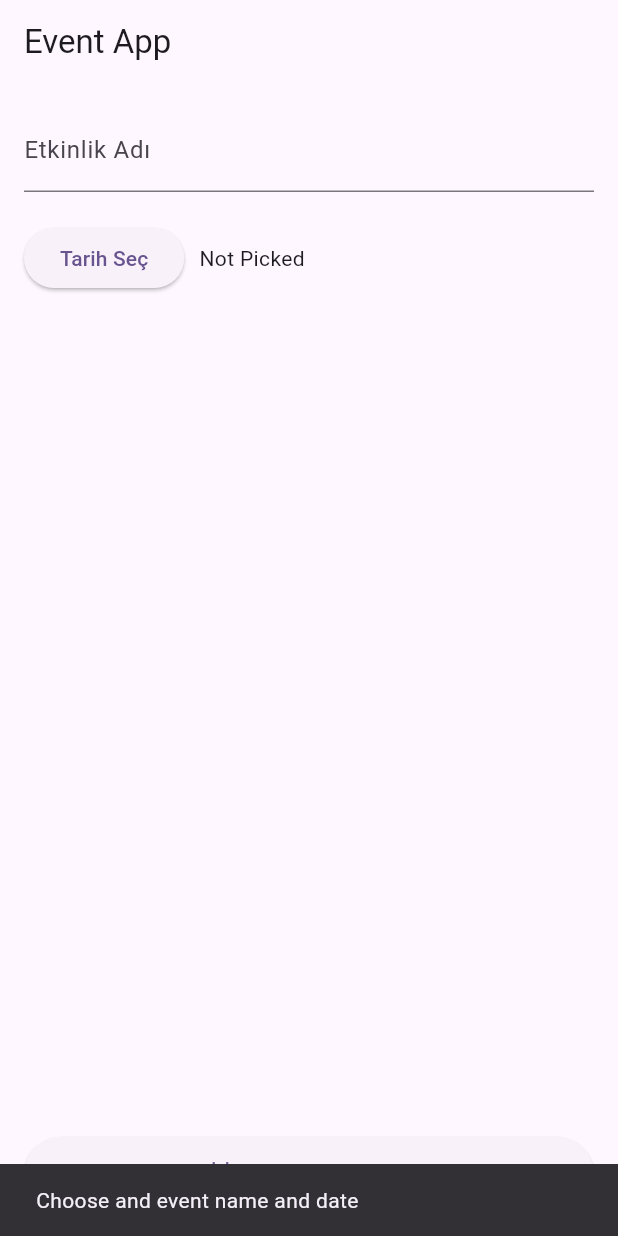
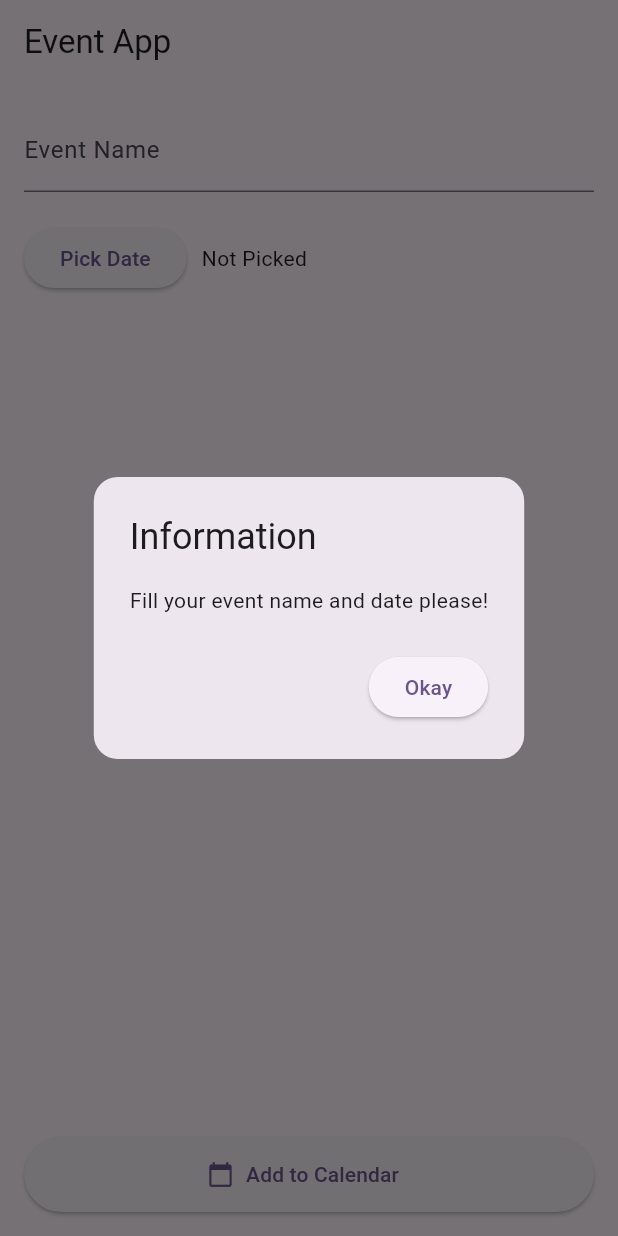
Before and after one commit to emrebingor/EventAppFlutter, a Flutter app: the screen it shows after launch, after a tap on "Add to Calendar", on a phone screen of 412 x 824 dp. Run offline on Flutter 3.47's test engine with Material 3 defaults, Android fonts, the phone set to English and light mode, and no system bars; our stand-ins replace equatable, flutter_bloc, timezone; missing offline and left inert: device_calendar.

Commit message:
Calendar navigation and dialog integrations

```diff
--- /dev/null
+++ b/lib/components/dialog/alert_dialog_widget.dart
@@ -0,0 +1,28 @@
+import 'package:flutter/material.dart';
+
+final class AlertDialogWidget extends StatelessWidget {
+  const AlertDialogWidget({
+    super.key,
+    required this.onTap,
+    required this.message,
+  });
+  final VoidCallback onTap;
+  final String message;
+
+  @override
+  Widget build(BuildContext context) {
+    return AlertDialog(
+      shape: RoundedRectangleBorder(
+        borderRadius: BorderRadius.circular(16),
+      ),
+      title: Text('Information'),
+      content: Text(message),
+      actions: [
+        ElevatedButton(
+          onPressed: onTap,
+          child: const Text("Okay"),
+        ),
+      ],
+    );
+  }
+}
--- a/lib/data/bloc/home/home_bloc.dart
+++ b/lib/data/bloc/home/home_bloc.dart
@@ -33,6 +33,10 @@ final class HomeBloc extends BaseBloc<HomeAction, HomeState> {
     emit(state.copyWith(selectedCalendar: calendar));
   }
 
+  void updateDialogStatus(bool status, String message) {
+    emit(state.copyWith(dialogStatus: status, message: message));
+  }
+
   Future<void> addToCalendar({required String title}) async {
 
     final tzStart = tz.TZDateTime.from(state.selectedDate!, tz.local);
@@ -48,9 +52,15 @@ final class HomeBloc extends BaseBloc<HomeAction, HomeState> {
     final createResult = await _deviceCalendarPlugin.createOrUpdateEvent(event);
 
     if (createResult!.isSuccess) {
-      emit(state.copyWith());
+      emit(state.copyWith(
+        successDialogStatus: true,
+        message: 'Event successfully added.',
+      ));
     } else {
-      emit(state.copyWith());
+      emit(state.copyWith(
+        dialogStatus: true,
+        message: 'There is a problem with event arrangement. Please try again later.',
+      ));
     }
   }
 }
--- a/lib/data/bloc/home/home_state.dart
+++ b/lib/data/bloc/home/home_state.dart
@@ -6,13 +6,19 @@ final class HomeState extends BaseBlocState {
     super.hasError,
     super.errorMessage,
     super.isLoading,
+    this.dialogStatus = false,
+    this.successDialogStatus = false,
     this.selectedDate,
     this.selectedCalendar,
     this.calendars,
+    this.message,
   });
 
   DateTime? selectedDate;
   Calendar? selectedCalendar;
+  bool dialogStatus;
+  bool successDialogStatus;
+  String? message;
   List<Calendar>? calendars;
 
   @override
@@ -22,6 +28,9 @@ final class HomeState extends BaseBlocState {
       selectedDate,
       selectedCalendar,
       calendars,
+      dialogStatus,
+      message,
+      successDialogStatus,
     ];
   }
 
@@ -30,6 +39,9 @@ final class HomeState extends BaseBlocState {
     bool? hasError,
     String? errorMessage,
     bool? isLoading,
+    bool? dialogStatus,
+    bool? successDialogStatus,
+    String? message,
     DateTime? selectedDate,
     Calendar? selectedCalendar,
     List<Calendar>? calendars,
@@ -38,6 +50,9 @@ final class HomeState extends BaseBlocState {
       hasError: hasError ?? false,
       errorMessage: errorMessage ?? '',
       isLoading: isLoading ?? this.isLoading,
+      message: message ?? this.message,
+      dialogStatus: dialogStatus ?? this.dialogStatus,
+      successDialogStatus: successDialogStatus ?? this.successDialogStatus,
       selectedDate: selectedDate ?? this.selectedDate,
       selectedCalendar: selectedCalendar ?? this.selectedCalendar,
       calendars: calendars ?? this.calendars,
--- a/lib/screens/home_screen.dart
+++ b/lib/screens/home_screen.dart
@@ -23,7 +23,8 @@ class _HomeScreenState extends BaseViewState<HomeScreen> with HomeScreenMixin {
         canPop: false,
         child: Scaffold(
           appBar: AppBar(title: const Text("Event App")),
-          body: BlocBuilder<HomeBloc, HomeState>(
+          body: BlocConsumer<HomeBloc, HomeState>(
+            listener: blocListener,
             builder: (BuildContext context, HomeState state) {
               return SafeArea(
                 child: Padding(
@@ -32,7 +33,7 @@ class _HomeScreenState extends BaseViewState<HomeScreen> with HomeScreenMixin {
                     children: [
                       TextField(
                         controller: eventNameController,
-                        decoration: const InputDecoration(labelText: "Etkinlik Adı"),
+                        decoration: const InputDecoration(labelText: "Event Name"),
                       ),
                       const SizedBox(height: 20),
 
@@ -40,7 +41,7 @@ class _HomeScreenState extends BaseViewState<HomeScreen> with HomeScreenMixin {
                         children: [
                           ElevatedButton(
                             onPressed: pickDate,
-                            child: const Text("Tarih Seç"),
+                            child: const Text("Pick Date"),
                           ),
                           const SizedBox(width: 10),
                           Text(
@@ -60,8 +61,7 @@ class _HomeScreenState extends BaseViewState<HomeScreen> with HomeScreenMixin {
                               .map((c) => DropdownMenuItem(
                             value: c.id,
                             child: Text(c.name ?? "Calendar"),
-                          ))
-                              .toList(),
+                          )).toList(),
                           onChanged: (String? calendarId) {
                             if (calendarId != null) {
                               final selected = homeBloc.state.calendars!
--- a/lib/screens/mixin/home_screen_mixin.dart
+++ b/lib/screens/mixin/home_screen_mixin.dart
@@ -1,8 +1,11 @@
 import 'package:device_calendar/device_calendar.dart';
+import 'package:event_app/components/dialog/alert_dialog_widget.dart';
 import 'package:event_app/core/base/state/base_view_state.dart';
 import 'package:event_app/data/bloc/home/home_bloc.dart';
 import 'package:event_app/data/bloc/home/home_event.dart';
+import 'package:event_app/data/bloc/home/home_state.dart';
 import 'package:event_app/screens/home_screen.dart';
+import 'package:url_launcher/url_launcher.dart';
 import 'package:flutter/material.dart';
 
 mixin HomeScreenMixin on BaseViewState<HomeScreen> {
@@ -16,6 +19,44 @@ mixin HomeScreenMixin on BaseViewState<HomeScreen> {
     WidgetsBinding.instance.addPostFrameCallback((_) {
       _homeBloc.add(HomeInitAction());
     });
+  }
+
+  Future<void> blocListener(BuildContext context, HomeState state) async {
+    if(state.dialogStatus || state.successDialogStatus) {
+      showDialog(
+        context: context,
+        barrierDismissible: true,
+        builder: (BuildContext context) {
+          return AlertDialogWidget(
+            message: _homeBloc.state.message ?? '',
+            onTap: () async {
+              _homeBloc.updateDialogStatus(false, '');
+              Navigator.of(context).pop();
+              if(state.successDialogStatus) {
+                await calendarNavigation();
+              }
+            },
+          );
+        },
+      );
+    }
+  }
+
+  Future<void> calendarNavigation() async {
+    if (Theme.of(context).platform == TargetPlatform.iOS) {
+      final epochSeconds = (_homeBloc.state.selectedDate!.millisecondsSinceEpoch / 1000).floor();
+      final url = Uri.parse("calshow:$epochSeconds");
+      if (await canLaunchUrl(url)) {
+        await launchUrl(url);
+      }
+    } else {
+      final epochMillis = _homeBloc.state.selectedDate!.millisecondsSinceEpoch;
+      final url = Uri.parse("content://com.android.calendar/time/$epochMillis");
+      if (await canLaunchUrl(url)) {
+        await launchUrl(url, mode: LaunchMode.externalApplication);
+      }
+      return;
+    }
   }
 
   Future<void> pickDate() async {
@@ -41,9 +82,7 @@ mixin HomeScreenMixin on BaseViewState<HomeScreen> {
         || _homeBloc.state.selectedDate == null
         || _homeBloc.state.selectedCalendar == null
     ) {
-      ScaffoldMessenger.of(context).showSnackBar(
-        const SnackBar(content: Text("Choose and event name and date")),
-      );
+      _homeBloc.updateDialogStatus(true, 'Fill your event name and date please!');
       return;
     }
 
--- a/pubspec.yaml
+++ b/pubspec.yaml
@@ -37,7 +37,8 @@ dependencies:
   device_calendar: ^4.3.3
   flutter_bloc: ^8.1.3
   equatable: ^2.0.5
-  timezone: ^0.9.2
+  timezone: ^0.9.0
+  url_launcher: ^6.3.2
 
 dev_dependencies:
   flutter_test:
```
Also changed, not shown: pubspec.lock, 1 other file.
